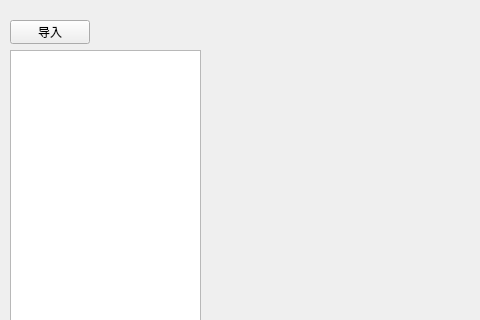
The window that widget.ui (Po7arBeaR/dxfAnalyzer) describes before a commit, drawn with Qt 5; both pictures show x 0 to 480 and y 0 to 320 of the 849 by 600 pixel window.
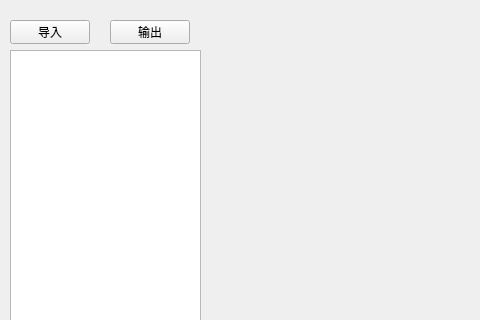
The same window after the commit.

```diff
--- a/widget.ui
+++ b/widget.ui
@@ -36,6 +36,19 @@
     </rect>
    </property>
   </widget>
+  <widget class="QPushButton" name="pb_output">
+   <property name="geometry">
+    <rect>
+     <x>110</x>
+     <y>20</y>
+     <width>80</width>
+     <height>24</height>
+    </rect>
+   </property>
+   <property name="text">
+    <string>输出</string>
+   </property>
+  </widget>
  </widget>
  <resources/>
  <connections/>
```
